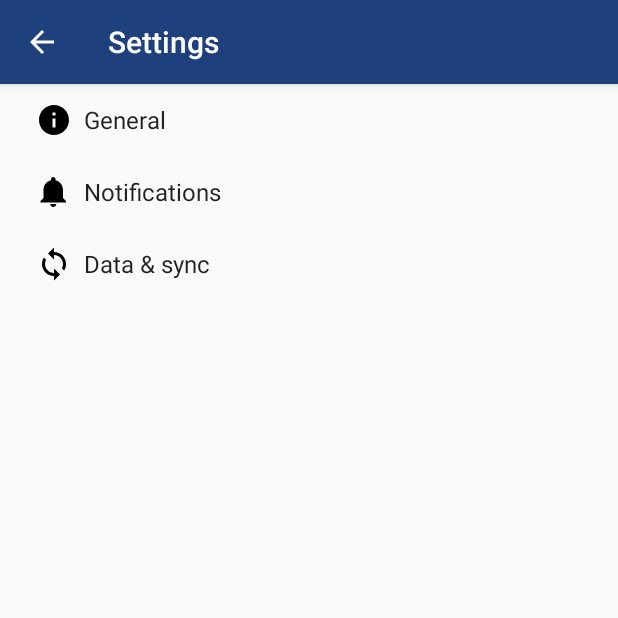
After one commit to tmcbride73/Rewards, an Android app: the SettingsActivity screen opened directly, with no data from a screen before it, on a phone screen of 412 x 824 dp, the top half of it. The commit adds this screen. Run offline under Robolectric (Android 15) with nearby library versions, the phone set to English and light mode, and no system bars.

Commit message:
Changed Names

```diff
--- a/app/build.gradle
+++ b/app/build.gradle
@@ -23,6 +23,7 @@ dependencies {
     implementation 'com.android.support:appcompat-v7:26.1.0'
     implementation 'com.android.support.constraint:constraint-layout:1.0.2'
     implementation 'com.android.support:design:26.1.0'
+    implementation 'com.android.support:support-v4:26.1.0'
     testImplementation 'junit:junit:4.12'
     androidTestImplementation 'com.android.support.test:runner:1.0.1'
     androidTestImplementation 'com.android.support.test.espresso:espresso-core:3.0.1'
--- /dev/null
+++ b/app/src/main/java/com/ist440/rewards/AppCompatPreferenceActivity.java
@@ -0,0 +1,109 @@
+package com.ist440.rewards;
+
+import android.content.res.Configuration;
+import android.os.Bundle;
+import android.preference.PreferenceActivity;
+import android.support.annotation.LayoutRes;
+import android.support.annotation.Nullable;
+import android.support.v7.app.ActionBar;
+import android.support.v7.app.AppCompatDelegate;
+import android.support.v7.widget.Toolbar;
+import android.view.MenuInflater;
+import android.view.View;
+import android.view.ViewGroup;
+
+/**
+ * A {@link android.preference.PreferenceActivity} which implements and proxies the necessary calls
+ * to be used with AppCompat.
+ */
+public abstract class AppCompatPreferenceActivity extends PreferenceActivity {
+
+    private AppCompatDelegate mDelegate;
+
+    @Override
+    protected void onCreate(Bundle savedInstanceState) {
+        getDelegate().installViewFactory();
+        getDelegate().onCreate(savedInstanceState);
+        super.onCreate(savedInstanceState);
+    }
+
+    @Override
+    protected void onPostCreate(Bundle savedInstanceState) {
+        super.onPostCreate(savedInstanceState);
+        getDelegate().onPostCreate(savedInstanceState);
+    }
+
+    public ActionBar getSupportActionBar() {
+        return getDelegate().getSupportActionBar();
+    }
+
+    public void setSupportActionBar(@Nullable Toolbar toolbar) {
+        getDelegate().setSupportActionBar(toolbar);
+    }
+
+    @Override
+    public MenuInflater getMenuInflater() {
+        return getDelegate().getMenuInflater();
+    }
+
+    @Override
+    public void setContentView(@LayoutRes int layoutResID) {
+        getDelegate().setContentView(layoutResID);
+    }
+
+    @Override
+    public void setContentView(View view) {
+        getDelegate().setContentView(view);
+    }
+
+    @Override
+    public void setContentView(View view, ViewGroup.LayoutParams params) {
+        getDelegate().setContentView(view, params);
+    }
+
+    @Override
+    public void addContentView(View view, ViewGroup.LayoutParams params) {
+        getDelegate().addContentView(view, params);
+    }
+
+    @Override
+    protected void onPostResume() {
+        super.onPostResume();
+        getDelegate().onPostResume();
+    }
+
+    @Override
+    protected void onTitleChanged(CharSequence title, int color) {
+        super.onTitleChanged(title, color);
+        getDelegate().setTitle(title);
+    }
+
+    @Override
+    public void onConfigurationChanged(Configuration newConfig) {
+        super.onConfigurationChanged(newConfig);
+        getDelegate().onConfigurationChanged(newConfig);
+    }
+
+    @Override
+    protected void onStop() {
+        super.onStop();
+        getDelegate().onStop();
+    }
+
+    @Override
+    protected void onDestroy() {
+        super.onDestroy();
+        getDelegate().onDestroy();
+    }
+
+    public void invalidateOptionsMenu() {
+        getDelegate().invalidateOptionsMenu();
+    }
+
+    private AppCompatDelegate getDelegate() {
+        if (mDelegate == null) {
+            mDelegate = AppCompatDelegate.create(this, null);
+        }
+        return mDelegate;
+    }
+}
--- /dev/null
+++ b/app/src/main/res/drawable/ic_info_black_24dp.xml
@@ -0,0 +1,9 @@
+<vector xmlns:android="http://schemas.android.com/apk/res/android"
+    android:width="24dp"
+    android:height="24dp"
+    android:viewportHeight="24.0"
+    android:viewportWidth="24.0">
+    <path
+        android:fillColor="#FF000000"
+        android:pathData="M12,2C6.48,2 2,6.48 2,12s4.48,10 10,10 10,-4.48 10,-10S17.52,2 12,2zm1,15h-2v-6h2v6zm0,-8h-2V7h2v2z" />
+</vector>
--- /dev/null
+++ b/app/src/main/res/drawable/ic_notifications_black_24dp.xml
@@ -0,0 +1,9 @@
+<vector xmlns:android="http://schemas.android.com/apk/res/android"
+    android:width="24dp"
+    android:height="24dp"
+    android:viewportHeight="24.0"
+    android:viewportWidth="24.0">
+    <path
+        android:fillColor="#FF000000"
+        android:pathData="M11.5,22c1.1,0 2,-0.9 2,-2h-4c0,1.1 0.9,2 2,2zm6.5,-6v-5.5c0,-3.07 -2.13,-5.64 -5,-6.32V3.5c0,-0.83 -0.67,-1.5 -1.5,-1.5S10,2.67 10,3.5v0.68c-2.87,0.68 -5,3.25 -5,6.32V16l-2,2v1h17v-1l-2,-2z" />
+</vector>
--- /dev/null
+++ b/app/src/main/res/drawable/ic_sync_black_24dp.xml
@@ -0,0 +1,9 @@
+<vector xmlns:android="http://schemas.android.com/apk/res/android"
+    android:width="24dp"
+    android:height="24dp"
+    android:viewportHeight="24.0"
+    android:viewportWidth="24.0">
+    <path
+        android:fillColor="#FF000000"
+        android:pathData="M12 4V1L8 5l4 4V6c3.31 0 6 2.69 6 6 0 1.01,-.25 1.97,-.7 2.8l1.46 1.46C19.54 15.03 20 13.57 20 12c0,-4.42,-3.58,-8,-8,-8zm0 14c-3.31 0,-6,-2.69,-6,-6 0,-1.01.25,-1.97.7,-2.8L5.24 7.74C4.46 8.97 4 10.43 4 12c0 4.42 3.58 8 8 8v3l4,-4,-4,-4v3z" />
+</vector>
--- a/app/src/main/res/values/colors.xml
+++ b/app/src/main/res/values/colors.xml
@@ -1,6 +1,6 @@
 <?xml version="1.0" encoding="utf-8"?>
 <resources>
-    <color name="colorPrimary">#3F51B5</color>
-    <color name="colorPrimaryDark">#303F9F</color>
-    <color name="colorAccent">#FF4081</color>
+    <color name="colorPrimary">#1e407c</color>
+    <color name="colorPrimaryDark">#1a3769</color>
+    <color name="colorAccent">#1e407c</color>
 </resources>
--- a/app/src/main/res/values/strings.xml
+++ b/app/src/main/res/values/strings.xml
@@ -1,4 +1,77 @@
 <resources>
     <string name="app_name">Rewards+</string>
     <string name="action_settings">Settings</string>
+    <string name="title_activity_settings">Settings</string>
+
+    <!-- Strings related to Settings -->
+
+    <!-- Example General settings -->
+    <string name="pref_header_general">General</string>
+
+    <string name="pref_title_social_recommendations">Enable social recommendations</string>
+    <string name="pref_description_social_recommendations">Recommendations for people to contact
+        based on your message history
+    </string>
+
+    <string name="pref_title_display_name">Display name</string>
+    <string name="pref_default_display_name">John Smith</string>
+
+    <string name="pref_title_add_friends_to_messages">Add friends to messages</string>
+    <string-array name="pref_example_list_titles">
+        <item>Always</item>
+        <item>When possible</item>
+        <item>Never</item>
+    </string-array>
+    <string-array name="pref_example_list_values">
+        <item>1</item>
+        <item>0</item>
+        <item>-1</item>
+    </string-array>
+
+    <!-- Example settings for Data & Sync -->
+    <string name="pref_header_data_sync">Data &amp; sync</string>
+
+    <string name="pref_title_sync_frequency">Sync frequency</string>
+    <string-array name="pref_sync_frequency_titles">
+        <item>15 minutes</item>
+        <item>30 minutes</item>
+        <item>1 hour</item>
+        <item>3 hours</item>
+        <item>6 hours</item>
+        <item>Never</item>
+    </string-array>
+    <string-array name="pref_sync_frequency_values">
+        <item>15</item>
+        <item>30</item>
+        <item>60</item>
+        <item>180</item>
+        <item>360</item>
+        <item>-1</item>
+    </string-array>
+
+    <string-array name="list_preference_entries">
+        <item>Entry 1</item>
+        <item>Entry 2</item>
+        <item>Entry 3</item>
+    </string-array>
+
+    <string-array name="list_preference_entry_values">
+        <item>1</item>
+        <item>2</item>
+        <item>3</item>
+    </string-array>
+
+    <string-array name="multi_select_list_preference_default_value" />
+
+    <string name="pref_title_system_sync_settings">System sync settings</string>
+
+    <!-- Example settings for Notifications -->
+    <string name="pref_header_notifications">Notifications</string>
+
+    <string name="pref_title_new_message_notifications">New message notifications</string>
+
+    <string name="pref_title_ringtone">Ringtone</string>
+    <string name="pref_ringtone_silent">Silent</string>
+
+    <string name="pref_title_vibrate">Vibrate</string>
 </resources>
--- /dev/null
+++ b/app/src/main/res/xml/pref_data_sync.xml
@@ -0,0 +1,21 @@
+<PreferenceScreen xmlns:android="http://schemas.android.com/apk/res/android">
+
+    <!-- NOTE: Hide buttons to simplify the UI. Users can touch outside the dialog to
+         dismiss it. -->
+    <!-- NOTE: ListPreference's summary should be set to its value by the activity code. -->
+    <ListPreference
+        android:defaultValue="180"
+        android:entries="@array/pref_sync_frequency_titles"
+        android:entryValues="@array/pref_sync_frequency_values"
+        android:key="sync_frequency"
+        android:negativeButtonText="@null"
+        android:positiveButtonText="@null"
+        android:title="@string/pref_title_sync_frequency" />
+
+    <!-- This preference simply launches an intent when selected. Use this UI sparingly, per
+         design guidelines. -->
+    <Preference android:title="@string/pref_title_system_sync_settings">
+        <intent android:action="android.settings.SYNC_SETTINGS" />
+    </Preference>
+
+</PreferenceScreen>
--- /dev/null
+++ b/app/src/main/res/xml/pref_general.xml
@@ -0,0 +1,33 @@
+<PreferenceScreen xmlns:android="http://schemas.android.com/apk/res/android">
+
+    <SwitchPreference
+        android:defaultValue="true"
+        android:key="example_switch"
+        android:summary="@string/pref_description_social_recommendations"
+        android:title="@string/pref_title_social_recommendations" />
+
+    <!-- NOTE: EditTextPreference accepts EditText attributes. -->
+    <!-- NOTE: EditTextPreference's summary should be set to its value by the activity code. -->
+    <EditTextPreference
+        android:capitalize="words"
+        android:defaultValue="@string/pref_default_display_name"
+        android:inputType="textCapWords"
+        android:key="example_text"
+        android:maxLines="1"
+        android:selectAllOnFocus="true"
+        android:singleLine="true"
+        android:title="@string/pref_title_display_name" />
+
+    <!-- NOTE: Hide buttons to simplify the UI. Users can touch outside the dialog to
+         dismiss it. -->
+    <!-- NOTE: ListPreference's summary should be set to its value by the activity code. -->
+    <ListPreference
+        android:defaultValue="-1"
+        android:entries="@array/pref_example_list_titles"
+        android:entryValues="@array/pref_example_list_values"
+        android:key="example_list"
+        android:negativeButtonText="@null"
+        android:positiveButtonText="@null"
+        android:title="@string/pref_title_add_friends_to_messages" />
+
+</PreferenceScreen>
--- /dev/null
+++ b/app/src/main/res/xml/pref_headers.xml
@@ -0,0 +1,20 @@
+<preference-headers xmlns:android="http://schemas.android.com/apk/res/android">
+
+    <!-- These settings headers are only used on tablets. -->
+
+    <header
+        android:fragment="com.ist440.rewards.SettingsActivity$GeneralPreferenceFragment"
+        android:icon="@drawable/ic_info_black_24dp"
+        android:title="@string/pref_header_general" />
+
+    <header
+        android:fragment="com.ist440.rewards.SettingsActivity$NotificationPreferenceFragment"
+        android:icon="@drawable/ic_notifications_black_24dp"
+        android:title="@string/pref_header_notifications" />
+
+    <header
+        android:fragment="com.ist440.rewards.SettingsActivity$DataSyncPreferenceFragment"
+        android:icon="@drawable/ic_sync_black_24dp"
+        android:title="@string/pref_header_data_sync" />
+
+</preference-headers>
--- /dev/null
+++ b/app/src/main/res/xml/pref_notification.xml
@@ -0,0 +1,27 @@
+<PreferenceScreen xmlns:android="http://schemas.android.com/apk/res/android">
+
+    <!-- A 'parent' preference, which enables/disables child preferences (below)
+         when checked/unchecked. -->
+    <SwitchPreference
+        android:defaultValue="true"
+        android:key="notifications_new_message"
+        android:title="@string/pref_title_new_message_notifications" />
+
+    <!-- Allows the user to choose a ringtone in the 'notification' category. -->
+    <!-- NOTE: This preference will be enabled only when the checkbox above is checked. -->
+    <!-- NOTE: RingtonePreference's summary should be set to its value by the activity code. -->
+    <RingtonePreference
+        android:defaultValue="content://settings/system/notification_sound"
+        android:dependency="notifications_new_message"
+        android:key="notifications_new_message_ringtone"
+        android:ringtoneType="notification"
+        android:title="@string/pref_title_ringtone" />
+
+    <!-- NOTE: This preference will be enabled only when the checkbox above is checked. -->
+    <SwitchPreference
+        android:defaultValue="true"
+        android:dependency="notifications_new_message"
+        android:key="notifications_new_message_vibrate"
+        android:title="@string/pref_title_vibrate" />
+
+</PreferenceScreen>
```
Also changed, not shown: app/src/main/AndroidManifest.xml (+8 -0 lines), app/src/main/java/com/ist440/rewards/SettingsActivity.java (added, +267 -0 lines), app/src/main/res/layout/activity_main_page.xml (+5 -5 lines).
